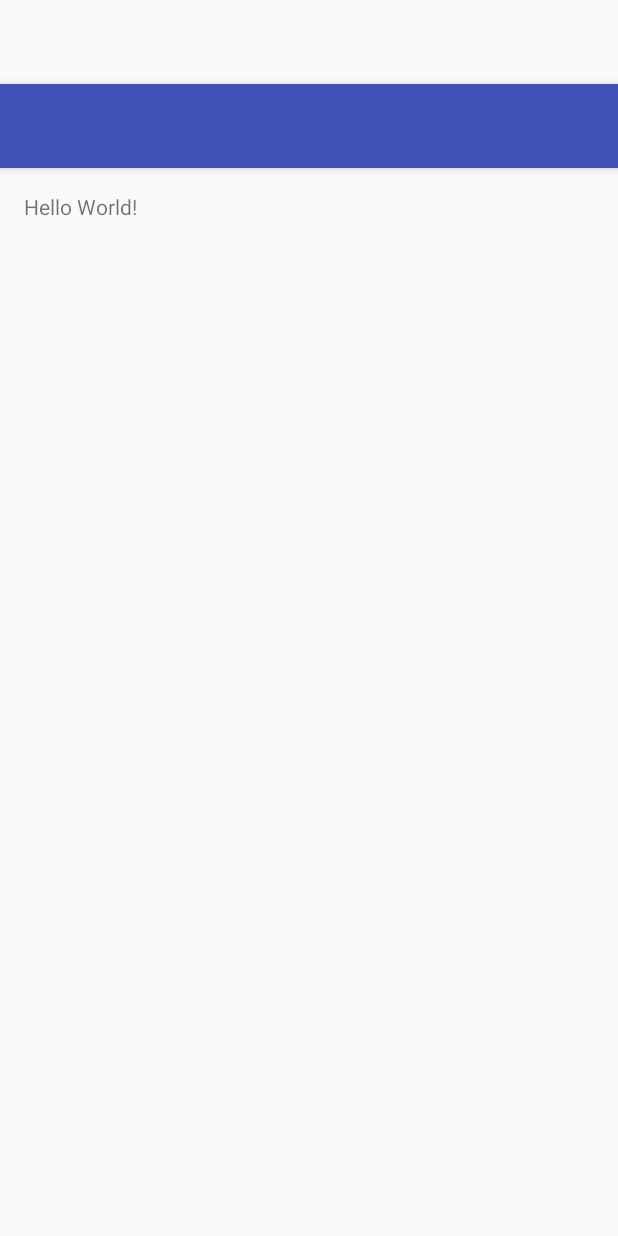
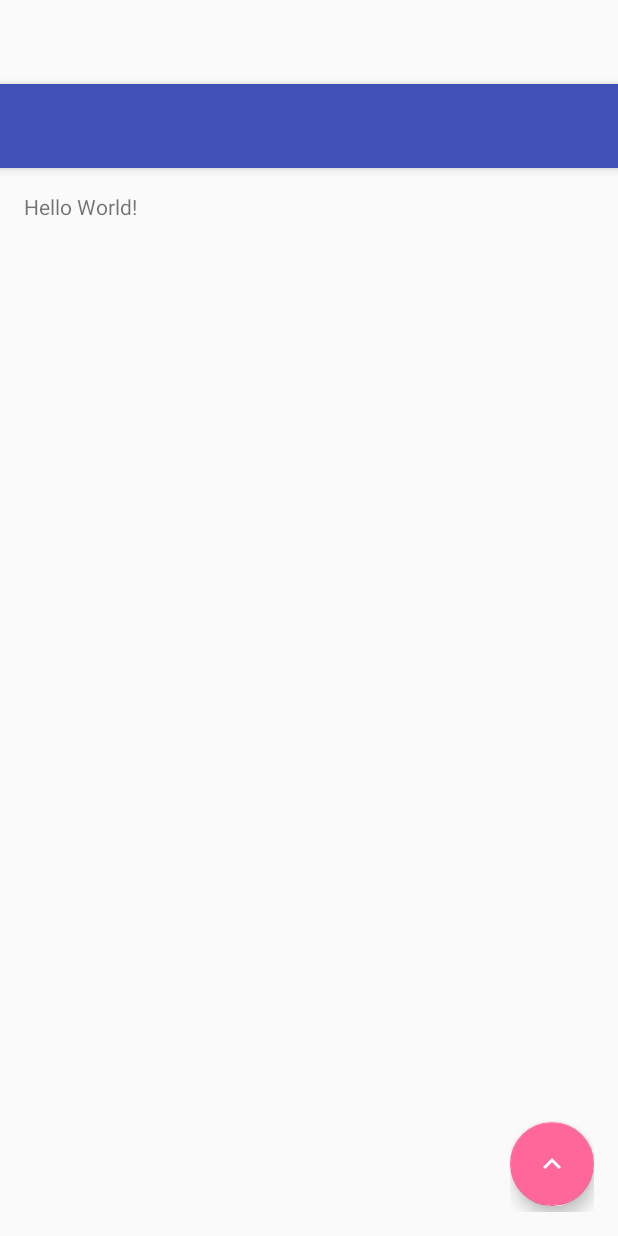
Before and after one commit to SriramBms/Amoeba, an Android app: the layout activity_main.xml on its own in the app's theme, with its tools: preview values and no code run, on a phone screen of 412 x 824 dp. Run offline under Robolectric (Android 15) with nearby library versions, the phone set to English and light mode, and no system bars.

Commit message:
fixed button rendering

```diff
--- a/amoeba/src/main/java/com/eo5/amoeba/views/FissionColony.java
+++ b/amoeba/src/main/java/com/eo5/amoeba/views/FissionColony.java
@@ -3,6 +3,7 @@ package com.eo5.amoeba.views;
 
 import android.content.Context;
 import android.content.res.TypedArray;
+import android.graphics.drawable.Drawable;
 import android.support.design.widget.FloatingActionButton;
 import android.support.design.widget.Snackbar;
 import android.util.AttributeSet;
@@ -23,6 +24,12 @@ public class FissionColony extends ViewGroup{
     private boolean mDoesPulse;
     private int mButtonColor;
     private int mMainButtonIconRes;
+    private FloatingActionButton mMainButton;
+
+    //layout params
+    private int mMainButtonY;
+    private int mMainButtonX;
+
 
     public FissionColony(Context context){
         this(context, null, 0);
@@ -50,17 +57,18 @@ public class FissionColony extends ViewGroup{
         TypedValue v = new TypedValue();
         mContext.getTheme().resolveAttribute(R.attr.colorAccent, v, true);
         mButtonColor = v.data;
-        FloatingActionButton mainButton = new FloatingActionButton(mContext);
-        mainButton.setBackground(mContext.getResources().getDrawable(mMainButtonIconRes));
-        mainButton.setElevation(mButtonDepth);
-        mainButton.setId(R.id.fission_button_main);
-        mainButton.setOnClickListener(new OnClickListener() {
+        mMainButton = new FloatingActionButton(mContext);
+        //mMainButton.setBackground(getResources().getDrawable(mMainButtonIconRes));
+        mMainButton.setImageResource(mMainButtonIconRes);
+        mMainButton.setElevation(mButtonDepth);
+        mMainButton.setId(R.id.fission_button_main);
+        mMainButton.setOnClickListener(new OnClickListener() {
             @Override
             public void onClick(View v) {
 
             }
         });
-        addView(mainButton, super.generateDefaultLayoutParams());
+        addView(mMainButton, super.generateDefaultLayoutParams());
 
 
     }
@@ -70,6 +78,23 @@ public class FissionColony extends ViewGroup{
 
     @Override
     protected void onLayout(boolean changed, int l, int t, int r, int b) {
+        mMainButtonY = b - t - mMainButton.getMeasuredHeight()-(int)getResources().getDimension(R.dimen.button_shadow_width);
+        mMainButtonX = r - l - mMainButton.getMeasuredWidth();
+        mMainButton.layout(mMainButtonX, mMainButtonY, mMainButtonX+mMainButton.getMeasuredWidth(), mMainButtonY+mMainButton.getMeasuredHeight());
+
+    }
+
+    @Override
+    protected  void onMeasure(int widthMeasureSpec, int heightMeasureSpec){
+        measureChildren(widthMeasureSpec, heightMeasureSpec);
+
+
+        View mainButton = getChildAt(0);
+        int height = mainButton.getMeasuredHeight() + (int)getResources().getDimension(R.dimen.button_spacing) + (int)getResources().getDimension(R.dimen.button_shadow_width);
+        int width = mainButton.getMeasuredWidth();
+
+        setMeasuredDimension(width, height);
+
 
     }
 }
--- a/amoeba/src/main/res/values/dimens.xml
+++ b/amoeba/src/main/res/values/dimens.xml
@@ -2,4 +2,5 @@
 <resources>
     <dimen name="default_elevation">2dp</dimen>
     <dimen name="button_spacing">5dp</dimen>
+    <dimen name="button_shadow_width">4dp</dimen>
 </resources>
--- a/app/src/main/java/com/eo5/amoebaexample/MainActivity.java
+++ b/app/src/main/java/com/eo5/amoebaexample/MainActivity.java
@@ -26,6 +26,7 @@ public class MainActivity extends AppCompatActivity {
                         .setAction("Action", null).show();
             }
         });
+
         fab.setRippleColor(getResources().getColor(R.color.colorRipple));
     }
 
--- a/app/src/main/res/drawable/ic_add.xml
+++ b/app/src/main/res/drawable/ic_add.xml
@@ -1,8 +1,8 @@
 <vector xmlns:android="http://schemas.android.com/apk/res/android"
-        android:width="24dp"
-        android:height="24dp"
-        android:viewportWidth="24.0"
-        android:viewportHeight="24.0">
+        android:width="48dp"
+        android:height="48dp"
+        android:viewportWidth="48.0"
+        android:viewportHeight="48.0">
     <path
         android:fillColor="#FFFFFFFF"
         android:pathData="M19,13h-6v6h-2v-6H5v-2h6V5h2v6h6v2z"/>
```
